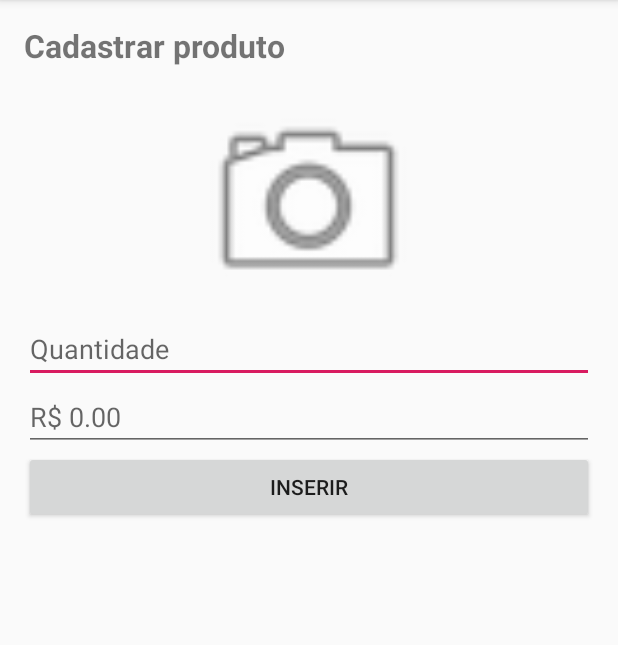
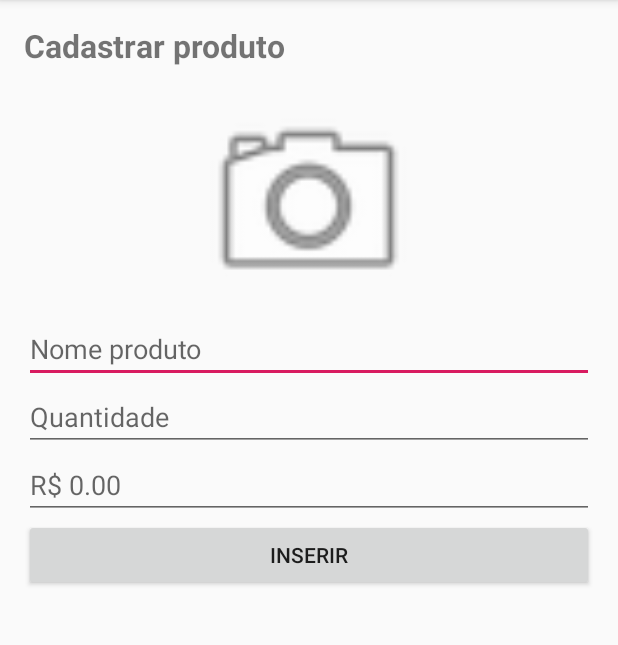
Before and after one commit to leoallvez/Android-lab, an Android app: the CadastroActivity screen opened directly, with no data from a screen before it, after a tap on "INSERIR", on a phone screen of 412 x 824 dp, the part 84-729 px from its top. Run offline under Robolectric (Android 15) with nearby library versions, the phone set to English and light mode, and no system bars.

Commit message:
novo cadastro

```diff
--- /dev/null
+++ b/lista-de-compras/app/src/main/java/br/com/listadecompras/Utils.kt
@@ -0,0 +1,3 @@
+package br.com.listadecompra
+
+val produtosGlobal = mutableListOf<br.com.listadecompras.model.Produto>()
--- a/lista-de-compras/app/src/main/java/br/com/listadecompras/activity/CadastroActivity.kt
+++ b/lista-de-compras/app/src/main/java/br/com/listadecompras/activity/CadastroActivity.kt
@@ -2,8 +2,11 @@ package br.com.listadecompras.activity
 
 import android.support.v7.app.AppCompatActivity
 import android.os.Bundle
+import br.com.listadecompra.produtosGlobal
 import br.com.listadecompras.R
+import br.com.listadecompras.model.Produto
 import kotlinx.android.synthetic.main.activity_cadastro.*
+
 
 class CadastroActivity : AppCompatActivity() {
 
@@ -12,15 +15,23 @@ class CadastroActivity : AppCompatActivity() {
         setContentView(R.layout.activity_cadastro)
 
         btn_inserir.setOnClickListener {
-            /**
-            val produto = txt_produto.text.toString();
-            if(produto.isNotEmpty()) {
-            produtosAdapter.add(produto)
-            //txt_produto.text.clear();
-            } else {
-            txt_produto.error = "Preencha um valor";
+            //Pegando os valores digitado pelo usuario
+            val produto = txt_produto.text.toString()
+            val qdt = txt_quantidade.text.toString()
+            val valor = txt_valor.text.toString()
+
+            if(produto.isNotEmpty().and(qdt.isNotEmpty()).and(valor.isNotEmpty())) {
+                //enviar o item para a lista
+                produtosGlobal.add(Produto(produto, qdt.toInt(), valor.toDouble()))
+
+                txt_produto.text.clear()
+                txt_quantidade.text.clear()
+                txt_valor.text.clear()
+            }else{
+                txt_produto.error = if(txt_produto.text.isNotEmpty()) "Preencha o nome do produtor" else null
+                txt_quantidade.error = if(txt_quantidade.text.isNotEmpty()) "Preencha a quantidade" else null
+                txt_valor.error = if(txt_valor.text.isNotEmpty()) "Preencha o valor" else null
             }
-            */
         }
     }
 }
--- a/lista-de-compras/app/src/main/java/br/com/listadecompras/adapter/ProdutoAdapter.kt
+++ b/lista-de-compras/app/src/main/java/br/com/listadecompras/adapter/ProdutoAdapter.kt
@@ -32,7 +32,7 @@ class ProdutoAdapter(contexto: Context) : ArrayAdapter<Produto>(contexto, 0) {
         produto.text = item.nome
         quantidade.text = item.quantidade.toString()
         val f = NumberFormat.getCurrencyInstance(Locale("pt", "br"))
-        valor.text = f.format(item.valor.toString())
+        valor.text = f.format(item.valor)
 
         if(item.foto != null) {
             imagem.setImageBitmap(item.foto)
--- a/lista-de-compras/app/src/main/res/layout/activity_cadastro.xml
+++ b/lista-de-compras/app/src/main/res/layout/activity_cadastro.xml
@@ -26,6 +26,13 @@
     <EditText
             android:layout_width="match_parent"
             android:layout_height="wrap_content"
+            android:hint="Nome produto"
+            android:id="@+id/txt_produto"/>
+
+
+    <EditText
+            android:layout_width="match_parent"
+            android:layout_height="wrap_content"
             android:inputType="number"
             android:hint="Quantidade"
             android:id="@+id/txt_quantidade"/>
```
Also changed, not shown: lista-de-compras/app/src/main/java/br/com/listadecompras/activity/MainActivity.kt (+14 -3 lines), lista-de-compras/app/src/main/res/layout/list_view_item.xml (+15 -8 lines).
